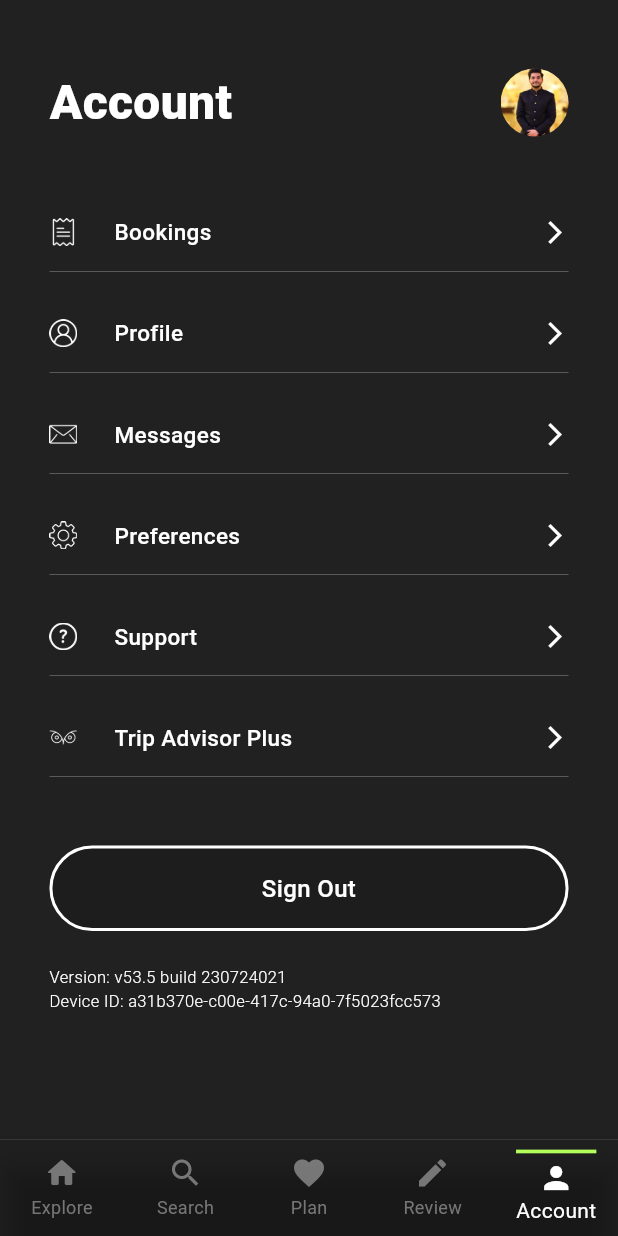
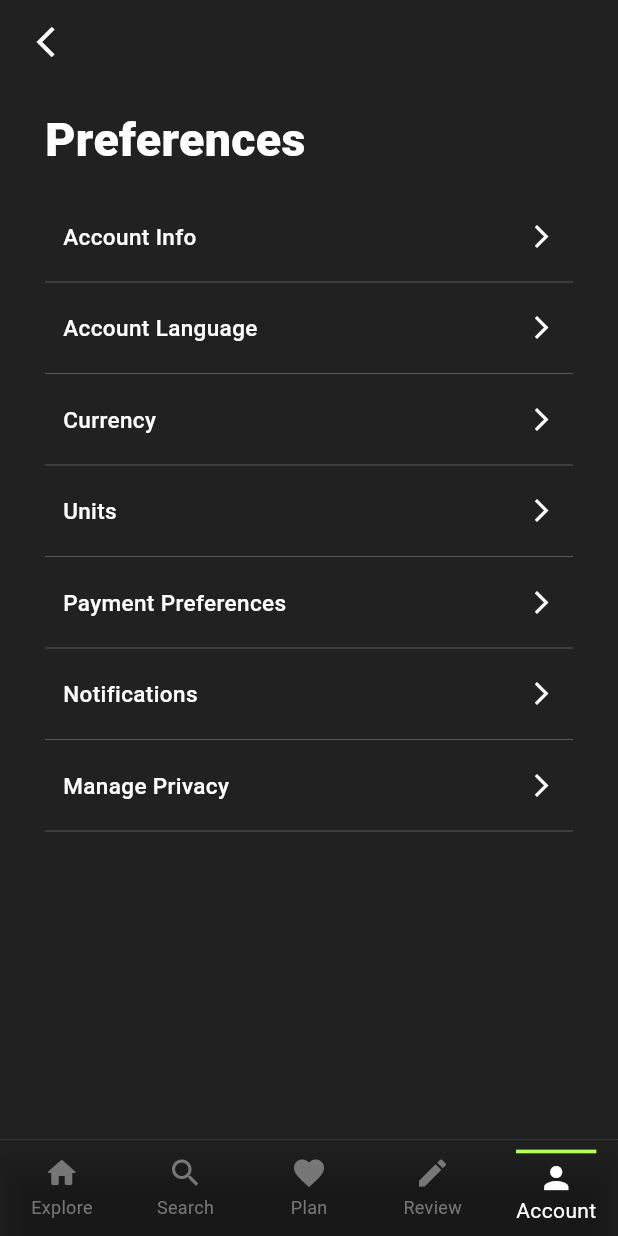
Before and after one commit to Bilal98815/trip_advisor, a Flutter app: the AccountView screen opened by its route, after a tap on "Preferences", on a phone screen of 412 x 824 dp. Run offline on Flutter 3.47's test engine with Material 2 defaults, Android fonts, the phone set to English and light mode, and no system bars; our stand-ins replace bloc, cloud_firestore, easy_localization, equatable, firebase_auth, firebase_core and 9 more; accounts and stored records are empty; network calls fail.

Commit message:
preferences tile screen

```diff
--- a/lib/common/widgets/common_text_widget.dart
+++ b/lib/common/widgets/common_text_widget.dart
@@ -31,3 +31,21 @@
     );
   }
 }
+
+class HeadingText extends StatelessWidget {
+  const HeadingText({super.key, required this.heading});
+
+  final String heading;
+
+  @override
+  Widget build(BuildContext context) {
+    return CommonText(
+      text: heading,
+      color: Colors.white,
+      fontsize: 31,
+      textAlign: TextAlign.left,
+      textOverflow: TextOverflow.clip,
+      fontWeight: FontWeight.w800,
+    );
+  }
+}
--- /dev/null
+++ b/lib/common/widgets/custom_app_bar.dart
@@ -0,0 +1,44 @@
+part of 'widgets.dart';
+
+class CustomAppBar extends StatelessWidget implements PreferredSizeWidget {
+  const CustomAppBar({
+    super.key,
+    this.title = '',
+    this.actions,
+    this.onBack,
+    this.allowBack = true,
+  });
+
+  final String title;
+  final List<Widget>? actions;
+  final VoidCallback? onBack;
+  final bool allowBack;
+
+  @override
+  Widget build(BuildContext context) {
+    return AppBar(
+      backgroundColor: Colors.transparent,
+      title: CommonText(
+        text: title,
+        color: Colors.white,
+        fontsize: 20,
+        fontWeight: FontWeight.w600,
+      ),
+      centerTitle: true,
+      leading: Padding(
+        padding: const EdgeInsets.only(left: 5),
+        child: InkWell(
+          onTap: () => onBack ?? context.pop(),
+          child: const Icon(
+            Icons.arrow_back_ios_new,
+            color: Colors.white,
+          ),
+        ),
+      ),
+      actions: actions,
+    );
+  }
+
+  @override
+  Size get preferredSize => const Size.fromHeight(kToolbarHeight);
+}
--- a/lib/common/widgets/widgets.dart
+++ b/lib/common/widgets/widgets.dart
@@ -1,5 +1,7 @@
 import 'package:flutter/material.dart';
+import 'package:go_router/go_router.dart';
 
 part 'common_text_widget.dart';
+part 'custom_app_bar.dart';
 part 'onboarding_button.dart';
 part 'primary_button.dart';
--- a/lib/modules/account/presentation/view/account_view.dart
+++ b/lib/modules/account/presentation/view/account_view.dart
@@ -17,17 +17,16 @@
               width: size.maxWidth,
               height: size.maxHeight,
               color: Colors.black87,
-              padding: EdgeInsets.symmetric(horizontal: size.maxWidth * 0.08),
+              padding: const EdgeInsets.symmetric(horizontal: 30, vertical: 10),
               child: BlocBuilder<AccountBloc, AccountState>(
                 builder: (context, state) {
                   if (state.signOutCondition == SignOutCondition.signIn) {
                     return Column(
                       crossAxisAlignment: CrossAxisAlignment.start,
                       children: [
-                        SizedBox(
-                          height: size.maxHeight * 0.04,
-                        ),
-                        Row(
+                        Padding(
+                          padding: const EdgeInsets.symmetric(vertical: 20),
+                          child: Row(
                             mainAxisAlignment: MainAxisAlignment.spaceBetween,
                             children: [
                               CommonText(
@@ -49,8 +48,6 @@
                               ),
                             ],
                           ),
-                        SizedBox(
-                          height: size.maxHeight * 0.05,
                         ),
                         ProfileSettingsTile(
                           image: 'assets/invoice.png',
@@ -60,17 +57,11 @@
                           title: LocaleStrings.bookingsTile,
                           size: size,
                         ),
-                        SizedBox(
-                          height: size.maxHeight * 0.03,
-                        ),
                         ProfileSettingsTile(
                           image: 'assets/user.png',
                           onTap: () => context.go(ProfileView.route()),
                           title: LocaleStrings.profileTile,
                           size: size,
-                        ),
-                        SizedBox(
-                          height: size.maxHeight * 0.03,
                         ),
                         ProfileSettingsTile(
                           image: 'assets/mail.png',
@@ -80,26 +71,17 @@
                           title: LocaleStrings.messagesTile,
                           size: size,
                         ),
-                        SizedBox(
-                          height: size.maxHeight * 0.03,
-                        ),
                         ProfileSettingsTile(
                           image: 'assets/settings.png',
-                          onTap: () {},
+                          onTap: () => context.go(PreferencesView.route()),
                           title: LocaleStrings.preferencesTile,
                           size: size,
-                        ),
-                        SizedBox(
-                          height: size.maxHeight * 0.03,
                         ),
                         ProfileSettingsTile(
                           image: 'assets/question.png',
                           onTap: () => context.go(SupportView.route()),
                           title: LocaleStrings.supportTile,
                           size: size,
-                        ),
-                        SizedBox(
-                          height: size.maxHeight * 0.03,
                         ),
                         ProfileSettingsTile(
                           image: 'assets/owl_white.png',
@@ -109,9 +91,7 @@
                           title: LocaleStrings.tripAdvisorTile,
                           size: size,
                         ),
-                        SizedBox(
-                          height: size.maxHeight * 0.05,
-                        ),
+                        SizedBox(height: size.maxHeight * 0.05),
                         PrimaryButton(
                           ignoring: false,
                           onTap: () {
--- a/lib/modules/account/presentation/view/view.dart
+++ b/lib/modules/account/presentation/view/view.dart
@@ -7,6 +7,7 @@
 import 'package:trip_advisor/common/common.dart';
 
 import 'package:trip_advisor/modules/account/account.dart';
+import 'package:trip_advisor/modules/preferences/preferences.dart';
 import 'package:trip_advisor/modules/profile/profile.dart';
 import 'package:trip_advisor/modules/support/support.dart';
 
--- a/lib/modules/account/presentation/widgets/profile_settings_tile.dart
+++ b/lib/modules/account/presentation/widgets/profile_settings_tile.dart
@@ -2,15 +2,15 @@
 
 class ProfileSettingsTile extends StatelessWidget {
   const ProfileSettingsTile({
-    required this.image,
+    this.image,
     required this.onTap,
     required this.title,
-    required this.size,
+    this.size,
     super.key,
   });
-  final String image;
+  final String? image;
   final String title;
-  final BoxConstraints size;
+  final BoxConstraints? size;
   final VoidCallback onTap;
 
   @override
@@ -19,15 +19,14 @@
       children: [
         InkWell(
           onTap: onTap,
+          child: Padding(
+            padding: const EdgeInsets.all(12),
             child: Row(
               children: [
-              Image.asset(
-                image,
-                width: size.maxWidth * 0.045,
-              ),
-              SizedBox(
-                width: size.maxWidth * 0.06,
-              ),
+                if (image != null) ...[
+                  Image.asset(image!, width: 18),
+                  const SizedBox(width: 20),
+                ],
                 CommonText(
                   text: title,
                   color: Colors.white,
@@ -43,8 +42,6 @@
               ],
             ),
           ),
-        SizedBox(
-          height: size.maxHeight * 0.01,
         ),
         const Divider(
           thickness: 0.3,
--- a/lib/modules/app/router/router.dart
+++ b/lib/modules/app/router/router.dart
@@ -1,25 +1,7 @@
-// ignore_for_file: avoid_classes_with_only_static_members
-
 import 'package:flutter/material.dart';
 import 'package:go_router/go_router.dart';
 import 'package:trip_advisor/common/helpers/shared_preferences/shared_preferences.dart';
-import 'package:trip_advisor/modules/account/account.dart';
-import 'package:trip_advisor/modules/bottom_bar/bottom_bar.dart';
-
-import 'package:trip_advisor/modules/edit_profile/edit_profile.dart';
-import 'package:trip_advisor/modules/explore/explore.dart';
-import 'package:trip_advisor/modules/forgot_password/forgot_password.dart';
-import 'package:trip_advisor/modules/location_data/location_data.dart';
-import 'package:trip_advisor/modules/login/login.dart';
-import 'package:trip_advisor/modules/onboarding/onboarding.dart';
-import 'package:trip_advisor/modules/plan_trip/plan_trip.dart';
-import 'package:trip_advisor/modules/profile/profile.dart';
-import 'package:trip_advisor/modules/review/review.dart';
-import 'package:trip_advisor/modules/search/search.dart';
-import 'package:trip_advisor/modules/signup/signup.dart';
-import 'package:trip_advisor/modules/splash/splash.dart';
-import 'package:trip_advisor/modules/support/support.dart';
-import 'package:trip_advisor/modules/user_data/user_data.dart';
+import 'package:trip_advisor/modules/modules.dart';
 
 final _rootNavigatorKey = GlobalKey<NavigatorState>();
 final _shellNavigatorKey = GlobalKey<NavigatorState>();
@@ -126,6 +108,10 @@
                 ],
               ),
               GoRoute(
+                path: PreferencesView.routeName,
+                builder: (context, state) => const PreferencesView(),
+              ),
+              GoRoute(
                 path: SupportView.routeName,
                 builder: (context, state) => const SupportView(),
               ),
--- a/lib/modules/app/view/trip_advisor_app_view.dart
+++ b/lib/modules/app/view/trip_advisor_app_view.dart
@@ -22,6 +22,7 @@
             theme: ThemeData(
               colorScheme: ColorScheme.fromSeed(seedColor: Colors.deepPurple),
               useMaterial3: true,
+              // scaffoldBackgroundColor: Colors.black87,
             ),
           );
         },
--- /dev/null
+++ b/lib/modules/modules.dart
@@ -0,0 +1,17 @@
+export 'account/account.dart';
+export 'bottom_bar/bottom_bar.dart';
+export 'edit_profile/edit_profile.dart';
+export 'explore/explore.dart';
+export 'forgot_password/forgot_password.dart';
+export 'location_data/location_data.dart';
+export 'login/login.dart';
+export 'onboarding/onboarding.dart';
+export 'plan_trip/plan_trip.dart';
+export 'preferences/preferences.dart';
+export 'profile/profile.dart';
+export 'review/review.dart';
+export 'search/search.dart';
+export 'signup/signup.dart';
+export 'splash/splash.dart';
+export 'support/support.dart';
+export 'user_data/user_data.dart';
--- /dev/null
+++ b/lib/modules/preferences/preferences.dart
@@ -0,0 +1 @@
+export 'presentation/presentation.dart';
--- /dev/null
+++ b/lib/modules/preferences/presentation/presentation.dart
@@ -0,0 +1 @@
+export 'view/view.dart';
--- /dev/null
+++ b/lib/modules/preferences/presentation/view/preferences_view.dart
@@ -0,0 +1,59 @@
+part of 'view.dart';
+
+class PreferencesView extends StatelessWidget {
+  const PreferencesView({super.key});
+
+  static const routeName = 'preferences';
+  static String route() => '/account/preferences';
+
+  @override
+  Widget build(BuildContext context) {
+    return Scaffold(
+      backgroundColor: Colors.black87,
+      appBar: const CustomAppBar(),
+      body: SingleChildScrollView(
+        child: Padding(
+          padding: const EdgeInsets.symmetric(horizontal: 30, vertical: 10),
+          child: Column(
+            crossAxisAlignment: CrossAxisAlignment.start,
+            children: [
+              Padding(
+                padding: const EdgeInsets.symmetric(vertical: 5),
+                child: HeadingText(heading: LocaleStrings.preferencesTitle),
+              ),
+              const SizedBox(height: 15),
+              ProfileSettingsTile(
+                title: LocaleStrings.preferencesTileAccountInfo,
+                onTap: () {},
+              ),
+              ProfileSettingsTile(
+                title: LocaleStrings.preferencesTileAccountLanguage,
+                onTap: () {},
+              ),
+              ProfileSettingsTile(
+                title: LocaleStrings.preferencesTileCurrency,
+                onTap: () {},
+              ),
+              ProfileSettingsTile(
+                title: LocaleStrings.preferencesTileUnits,
+                onTap: () {},
+              ),
+              ProfileSettingsTile(
+                title: LocaleStrings.preferencesTilePayment,
+                onTap: () {},
+              ),
+              ProfileSettingsTile(
+                title: LocaleStrings.preferencesTileNotifications,
+                onTap: () {},
+              ),
+              ProfileSettingsTile(
+                title: LocaleStrings.preferencesTilePrivacy,
+                onTap: () {},
+              ),
+            ],
+          ),
+        ),
+      ),
+    );
+  }
+}
--- /dev/null
+++ b/lib/modules/preferences/presentation/view/view.dart
@@ -0,0 +1,6 @@
+import 'package:flutter/material.dart';
+import 'package:localization/localization.dart';
+import 'package:trip_advisor/common/widgets/widgets.dart';
+import 'package:trip_advisor/modules/account/presentation/presentation.dart';
+
+part 'preferences_view.dart';
--- a/packages/localization/lib/src/locale_strings.dart
+++ b/packages/localization/lib/src/locale_strings.dart
@@ -152,6 +152,20 @@
   static String get savesTabHeading => 'plan_trip.saves.saves_text'.tr();
   static String get savesTabPlace => 'plan_trip.saves.places_text'.tr();
 
+  //preferences
+  static String get preferencesTitle => 'preferences.title'.tr();
+  static String get preferencesTileAccountInfo =>
+      'preferences.tiles.account_info'.tr();
+  static String get preferencesTileAccountLanguage =>
+      'preferences.tiles.account_language'.tr();
+  static String get preferencesTileCurrency =>
+      'preferences.tiles.currency'.tr();
+  static String get preferencesTileUnits => 'preferences.tiles.units'.tr();
+  static String get preferencesTilePayment => 'preferences.tiles.payment'.tr();
+  static String get preferencesTileNotifications =>
+      'preferences.tiles.notifications'.tr();
+  static String get preferencesTilePrivacy => 'preferences.tiles.privacy'.tr();
+
   // profile
   static String get profileTitle => 'profile.title'.tr();
   static String get profileJoiningText => 'profile.joining_text'.tr();
```
Also changed, not shown: lib/modules/support/presentation/view/support_view.dart (+0 -25 lines), packages/localization/assets/translations/en-GB.json (+13 -0 lines), packages/localization/assets/translations/en-US.json (+13 -0 lines). Lines whose indentation alone changed are shown as unchanged.
